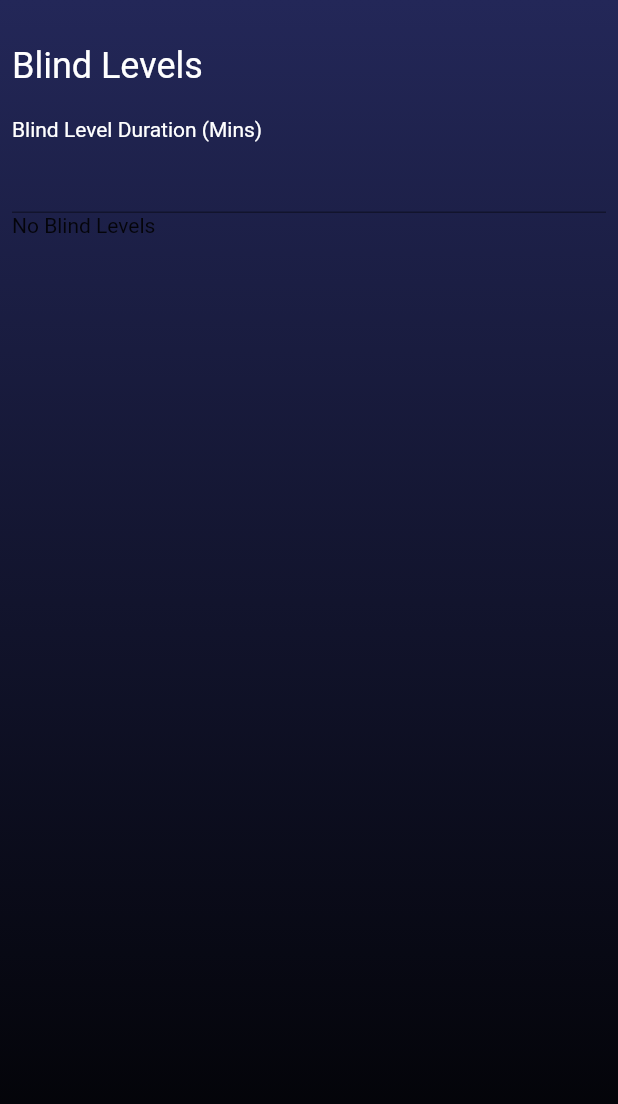
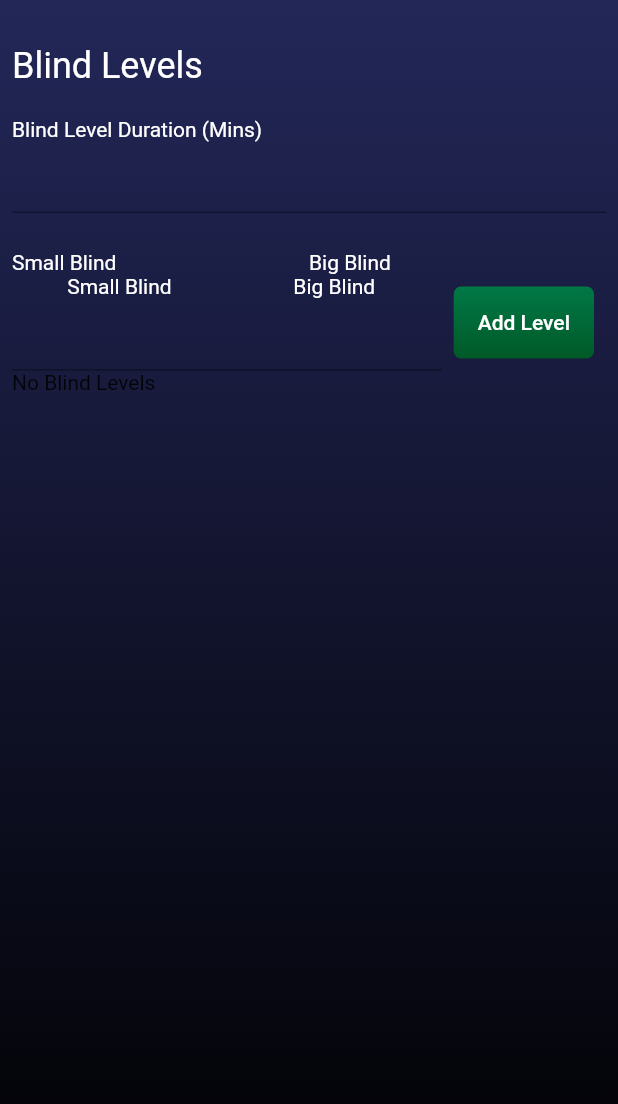
Before and after one commit to SamMalcolm/poker-tournament-timer, a Flutter app: the BlindLevelManagerView widget shown alone on an empty page, opened directly with empty values, on a phone screen of 412 x 824 dp. Shown: the top 1104 px of the screen. Run offline on Flutter 3.47's test engine with Material 2 defaults, Android fonts, the phone set to English and light mode, and no system bars; Roboto replaces fonts that are missing (primaryBold, primaryLight).

Commit message:
blind levels

```diff
--- a/lib/blindLevelManager.dart
+++ b/lib/blindLevelManager.dart
@@ -3,6 +3,43 @@ import 'package:flutter/services.dart';
 import 'components/mainViewTemplate.dart';
 import 'components/buttons.dart';
 import 'controller/pokerGame.dart';
+
+List<Widget> blindLevelDisplay(blindValues) {
+  List<Widget> output = [];
+
+  output.add(Row(mainAxisSize: MainAxisSize.max, children: [
+    Expanded(
+      child: Text(
+        "Small Blind",
+        style: TextStyle(color: Colors.white),
+      ),
+    ),
+    Expanded(
+      child: Text(
+        "Big Blind",
+        style: TextStyle(color: Colors.white),
+      ),
+    )
+  ]));
+
+  for (int i = 0; i < blindValues.length; i++) {
+    output.add(Row(mainAxisSize: MainAxisSize.max, children: [
+      Expanded(
+        child: Text(
+          blindValues[i]['sb'].toString(),
+          style: TextStyle(color: Colors.white),
+        ),
+      ),
+      Expanded(
+        child: Text(
+          blindValues[i]['bb'].toString(),
+          style: TextStyle(color: Colors.white),
+        ),
+      )
+    ]));
+  }
+  return output;
+}
 
 class BlindLevelManagerView extends StatefulWidget {
   BlindLevelManagerView(
@@ -18,6 +55,11 @@ class BlindLevelManagerView extends StatefulWidget {
 
 class _BlindLevelManagerViewState extends State<BlindLevelManagerView> {
   List<Map> blindValues = [];
+  int sb = 0;
+  int bb = 0;
+  TextEditingController sbController = new TextEditingController();
+  TextEditingController bbController = new TextEditingController();
+
   @override
   void initState() {
     blindValues = widget.game.blindLevels;
@@ -49,30 +91,63 @@ class _BlindLevelManagerViewState extends State<BlindLevelManagerView> {
         },
         style: TextStyle(color: Colors.white),
       ),
+      SizedBox(height: 25.0),
+      ...blindLevelDisplay(blindValues),
       //
-      // Row(
-      //   children: [
-      //     Column(mainAxisSize: MainAxisSize.max, children: [
-      //       Text("Small Blind", style: TextStyle(color: Colors.white)),
-      //       TextField(
-      //           onChanged: (String s) {}, style: TextStyle(color: Colors.white))
-      //     ]),
-      //     Column(mainAxisSize: MainAxisSize.max, children: [
-      //       Text("Big Blind", style: TextStyle(color: Colors.white)),
-      //       TextField(
-      //           onChanged: (String s) {}, style: TextStyle(color: Colors.white))
-      //     ]),
-      //     pokerButton(() {}, "Add Level", colors: <Color>[
-      //       Color.fromRGBO(0, 120, 70, 1),
-      //       Color.fromRGBO(0, 90, 40, 1),
-      //     ])
-      //   ],
-      // ),
+      Row(
+        children: [
+          Expanded(
+            child: Column(children: [
+              Text("Small Blind", style: TextStyle(color: Colors.white)),
+              TextField(
+                  controller: sbController,
+                  onChanged: (String s) {
+                    print(s);
+                    if (s != '') {
+                      setState(() {
+                        sb = int.parse(s);
+                        bb = sb * 2;
+                        bbController.text = bb.toString();
+                      });
+                    }
+                  },
+                  style: TextStyle(color: Colors.white)),
+            ]),
+          ),
+          Expanded(
+            child: Column(children: [
+              Text("Big Blind", style: TextStyle(color: Colors.white)),
+              TextField(
+                  controller: bbController,
+                  onChanged: (String s) {
+                    if (s != '') {
+                      setState(() {
+                        bb = int.parse(s);
+                      });
+                    }
+                  },
+                  style: TextStyle(color: Colors.white))
+            ]),
+          ),
+          pokerButton(() {
+            setState(() {
+              Map blindLevel = {};
+              blindLevel['sb'] = sb;
+              blindLevel['bb'] = bb;
+              blindValues.add(blindLevel);
+              widget.game.blindLevels = blindValues;
+              widget.updateGame(widget.game);
+            });
+          }, "Add Level", colors: <Color>[
+            Color.fromRGBO(0, 120, 70, 1),
+            Color.fromRGBO(0, 90, 40, 1),
+          ])
+        ],
+      ),
       (blindValues.length >= 1)
           ? pokerButton(() {
-              print("woop");
               setState(() {
-                Map lastBlindLevel = blindValues[blindValues.length];
+                Map lastBlindLevel = blindValues[blindValues.length - 1];
                 lastBlindLevel['bb'] = lastBlindLevel['bb'] * 2;
                 lastBlindLevel['sb'] = lastBlindLevel['sb'] * 2;
                 blindValues.add(lastBlindLevel);
```
